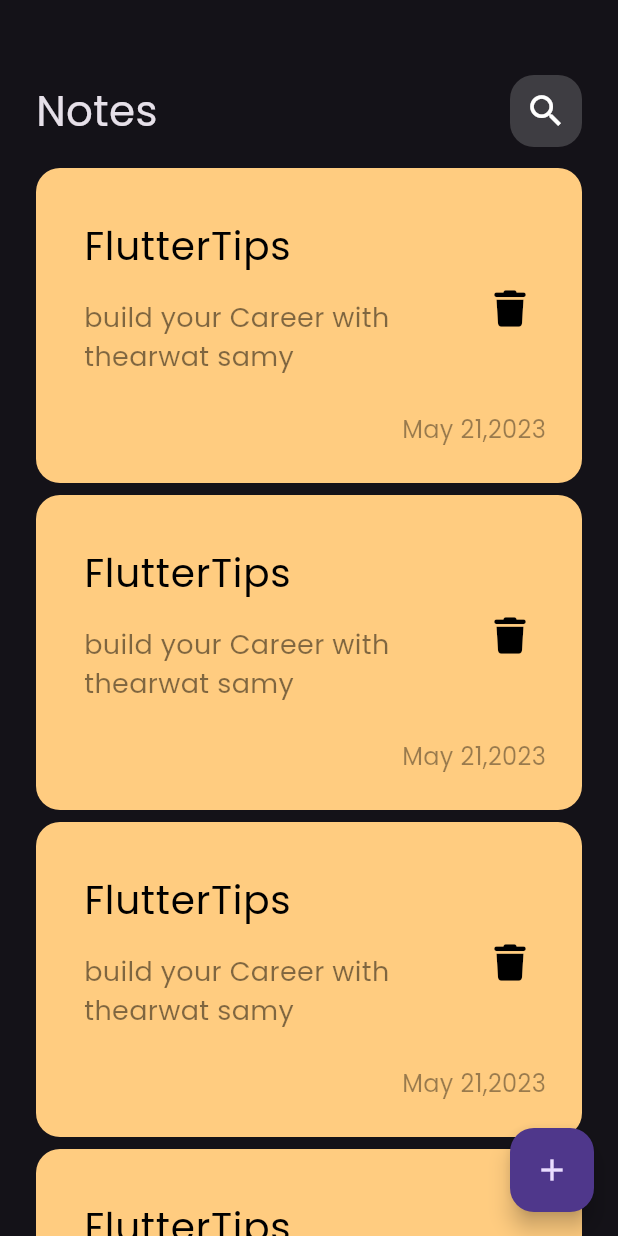
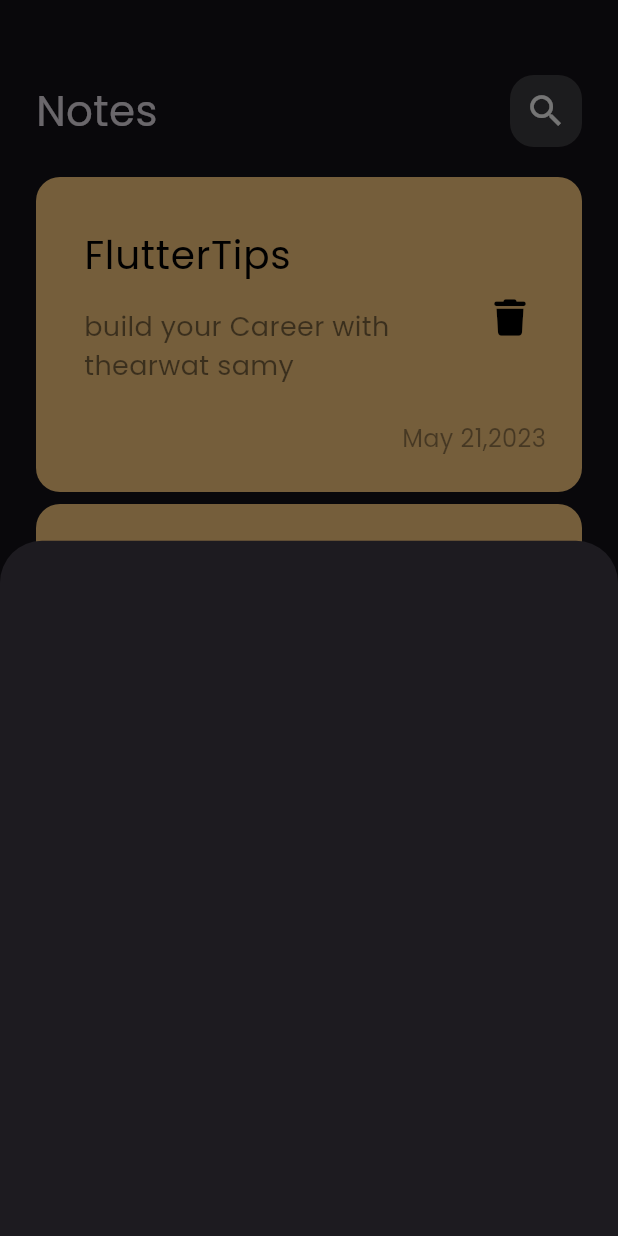
Before and after one commit to AbdelmenamAdel/Notes-App, a Flutter app: the screen it shows after launch, after a tap on the "add" icon, on a phone screen of 412 x 824 dp. Run offline on Flutter 3.47's test engine with Material 3 defaults, Android fonts, the phone set to English and light mode, and no system bars; our stand-ins replace font_awesome_flutter.

Commit message:
show model buttom sheet

```diff
--- a/lib/Views/notes_view.dart
+++ b/lib/Views/notes_view.dart
@@ -1,4 +1,6 @@
 import 'package:flutter/material.dart';
+import 'package:notes_app/Views/widget/add_note_buttom_sheet.dart';
+import 'package:notes_app/Views/widget/custom_text_form_field.dart';
 import 'package:notes_app/Views/widget/notes_view_body.dart';
 
 class NotesView extends StatelessWidget {
@@ -9,7 +11,11 @@ class NotesView extends StatelessWidget {
     return Scaffold(
       body: const NotesViewBody(),
       floatingActionButton: FloatingActionButton(
-        onPressed: () {},
+        onPressed: () {
+          showModalBottomSheet(
+              context: context,
+              builder: (context) => const AddNoteButtomSheet());
+        },
         child: const Icon(Icons.add),
       ),
     );
--- /dev/null
+++ b/lib/Views/widget/add_note_buttom_sheet.dart
@@ -0,0 +1,10 @@
+import 'package:flutter/material.dart';
+
+class AddNoteButtomSheet extends StatelessWidget {
+  const AddNoteButtomSheet({super.key});
+
+  @override
+  Widget build(BuildContext context) {
+    return Container();
+  }
+}
--- a/lib/Views/widget/notes_list_view_item.dart
+++ b/lib/Views/widget/notes_list_view_item.dart
@@ -6,10 +6,13 @@ class NotesListView extends StatelessWidget {
 
   @override
   Widget build(BuildContext context) {
-    return ListView.builder(
-      itemBuilder: (context, index) => const Padding(
-        padding: EdgeInsets.symmetric(vertical: 4.0),
-        child: NoteItem(),
+    return Padding(
+      padding: const EdgeInsets.symmetric(vertical: 16),
+      child: ListView.builder(
+        itemBuilder: (context, index) => const Padding(
+          padding: EdgeInsets.symmetric(vertical: 4.0),
+          child: NoteItem(),
+        ),
       ),
     );
   }
--- a/lib/Views/widget/notes_view_body.dart
+++ b/lib/Views/widget/notes_view_body.dart
@@ -13,10 +13,7 @@ class NotesViewBody extends StatelessWidget {
         children: [
           SizedBox(height: 50),
           CustomAppBar(),
-          SizedBox(height: 10),
-          Expanded(
-            child: NotesListView(),
-          )
+          Expanded(child: NotesListView())
         ],
       ),
     );
```
Also changed, not shown: lib/Views/widget/custom_text_form_field.dart (added, +128 -0 lines).
